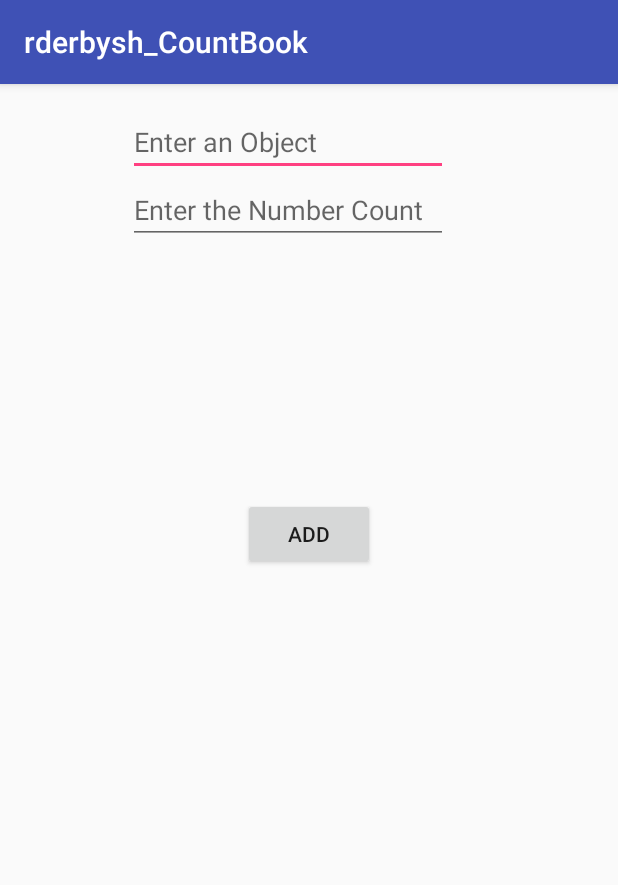
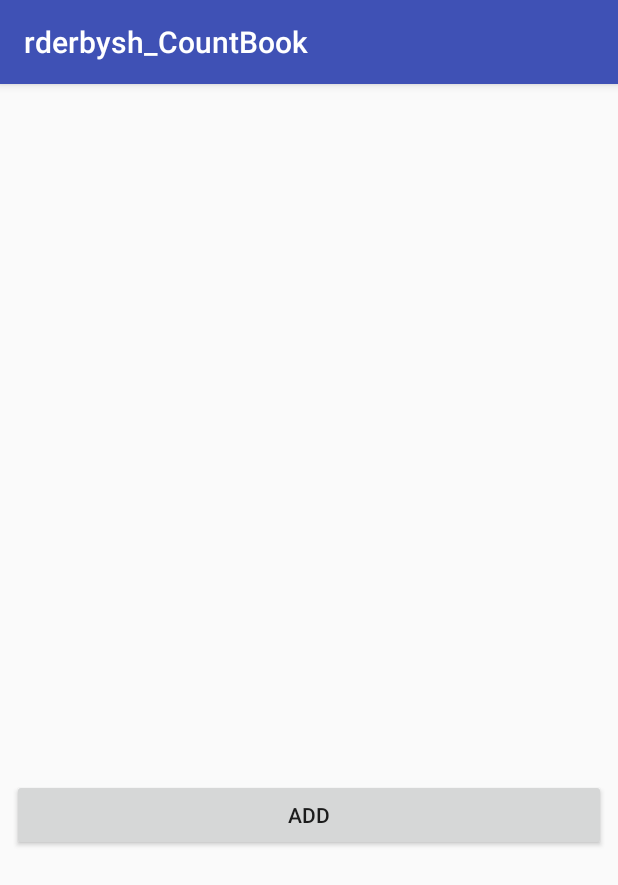
Before and after one commit to rderbysh/rderbysh-CountBook, an Android app: the screen it shows after launch (MainActivity), on a phone screen of 412 x 824 dp. Shown: the top 885 px of the screen. Run offline under Robolectric (Android 15) with nearby library versions, the phone set to English and light mode, and no system bars.

Commit message:
Got listView & two activity screens

```diff
--- a/rderbysh_CountBook/app/src/main/AndroidManifest.xml
+++ b/rderbysh_CountBook/app/src/main/AndroidManifest.xml
@@ -16,7 +16,7 @@
                 <category android:name="android.intent.category.LAUNCHER" />
             </intent-filter>
         </activity>
-        <activity android:name=".CountBookList"
+        <activity android:name=".AddObject"
             android:parentActivityName=".MainActivity">
         </activity>
     </application>
--- a/rderbysh_CountBook/app/src/main/java/com/example/randi/rderbysh_countbook/MainActivity.java
+++ b/rderbysh_CountBook/app/src/main/java/com/example/randi/rderbysh_countbook/MainActivity.java
@@ -1,14 +1,23 @@
 package com.example.randi.rderbysh_countbook;
 
 import android.content.Intent;
+import android.support.constraint.solver.ArrayLinkedVariables;
 import android.support.v7.app.AppCompatActivity;
 import android.os.Bundle;
 import android.view.View;
 import android.widget.EditText;
+import android.widget.ListView;
+
+import java.util.ArrayList;
 
 import static android.provider.AlarmClock.EXTRA_MESSAGE;
 
 public class MainActivity extends AppCompatActivity {
+
+    private ListView oldObjectsList;
+
+    private ArrayList<ObjectCounter> objects = new ArrayList<ObjectCounter>();
+
     public static final String EXTRA_MESSAGE = "com.example.randi.rderbysh_countbook.MESSAGE";
 
     @Override
@@ -17,9 +26,11 @@ public class MainActivity extends AppCompatActivity {
         setContentView(R.layout.activity_main);
     }
 
+
+
     /** Called when the user taps the Send button */
     public void sendMessage(View view) {
-        Intent intent = new Intent(this, CountBookList.class);
+        Intent intent = new Intent(this, MainActivity.class);
         EditText editText = (EditText) findViewById(R.id.editText);
         String message = editText.getText().toString();
         intent.putExtra(EXTRA_MESSAGE, message);
@@ -27,4 +38,9 @@ public class MainActivity extends AppCompatActivity {
 
     }
 
+    public void addButton(View view) {
+        Intent intent1 = new Intent(MainActivity.this, AddObject.class);
+        startActivity(intent1);
+    }
+
 }
--- a/rderbysh_CountBook/app/src/main/res/layout/activity_main.xml
+++ b/rderbysh_CountBook/app/src/main/res/layout/activity_main.xml
@@ -6,39 +6,39 @@
     android:layout_height="match_parent"
     tools:context="com.example.randi.rderbysh_countbook.MainActivity">
 
-    <Button
-        android:id="@+id/button"
-        android:layout_width="wrap_content"
-        android:layout_height="wrap_content"
-        android:layout_marginTop="276dp"
-        android:onClick="sendMessage"
-        android:text="@string/add"
-        app:layout_constraintLeft_toLeftOf="parent"
+    <LinearLayout
+        android:layout_width="0dp"
+        android:layout_height="495dp"
+        android:layout_marginTop="16dp"
+        android:orientation="vertical"
+        app:layout_constraintTop_toTopOf="parent"
+        tools:layout_constraintRight_creator="1"
+        android:layout_marginStart="8dp"
+        android:layout_marginEnd="8dp"
         app:layout_constraintRight_toRightOf="parent"
-        app:layout_constraintTop_toTopOf="parent" />
+        tools:layout_constraintLeft_creator="1"
+        app:layout_constraintLeft_toLeftOf="parent">
 
-    <EditText
-        android:id="@+id/editText"
-        android:layout_width="0dp"
-        android:layout_height="wrap_content"
-        android:ems="10"
-        android:hint="@string/enter_object"
-        android:inputType="textPersonName"
-        android:layout_marginLeft="85dp"
-        app:layout_constraintLeft_toLeftOf="parent"
-        app:layout_constraintTop_toTopOf="parent"
-        android:layout_marginTop="16dp" />
+        <TextView
+            android:layout_width="wrap_content"
+            android:layout_height="wrap_content"
+            android:id="@+id/text"/>
 
-    <EditText
-        android:id="@+id/editText2"
-        android:layout_width="0dp"
-        android:layout_height="wrap_content"
-        android:layout_marginLeft="85dp"
-        android:ems="10"
-        android:hint="@string/number"
-        android:inputType="textPersonName"
-        app:layout_constraintLeft_toLeftOf="parent"
-        android:layout_marginTop="0dp"
-        app:layout_constraintTop_toBottomOf="@+id/editText" />
+        <ListView
+            android:layout_width="fill_parent"
+            android:layout_height="0dp"
+            android:id="@+id/oldObjectsList"
+            android:layout_weight="1"
+            android:scrollbars="vertical" >
+        </ListView>
+
+        <Button
+            android:id="@+id/add1"
+            android:layout_width="match_parent"
+            android:layout_height="wrap_content"
+            android:onClick="addButton"
+            android:text="@string/add" />
+
+    </LinearLayout>
 
 </android.support.constraint.ConstraintLayout>
```
